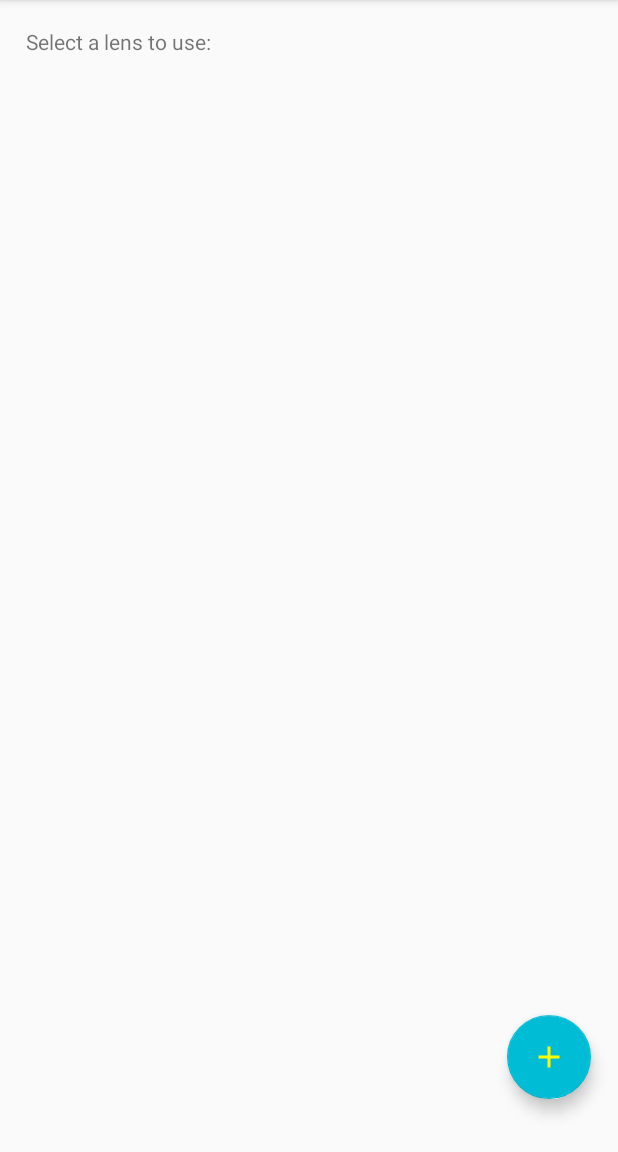
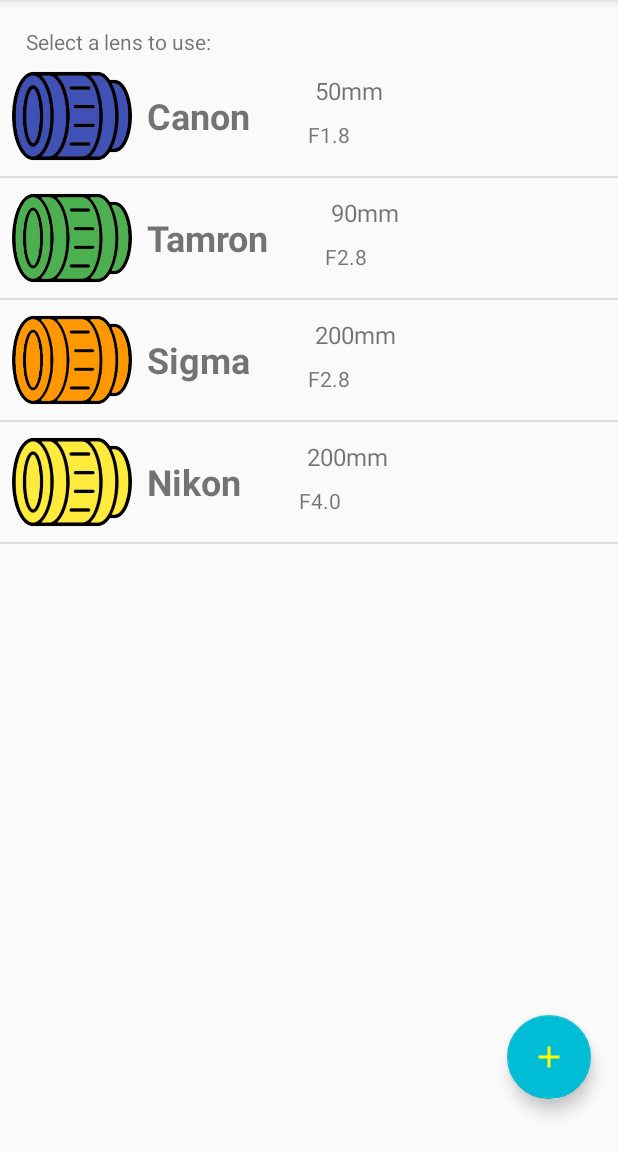
Before and after one commit to Tooo/Depth-of-Field-Calculator-Android, an Android app: the screen it shows after launch (MainActivity), on a phone screen of 412 x 824 dp, the part 84-1236 px from its top. Run offline under Robolectric (Android 15) with nearby library versions, the phone set to English and light mode, and no system bars.

Commit message:
Len List
Finished Lens list, finished layout

```diff
--- a/app/src/main/AndroidManifest.xml
+++ b/app/src/main/AndroidManifest.xml
@@ -9,10 +9,13 @@
         android:roundIcon="@mipmap/ic_launcher_round"
         android:supportsRtl="true"
         android:theme="@style/AppTheme">
-        <activity android:name=".activities.AddLens"
-            android:label="@string/title_add_lens">
-        </activity>
-        <activity android:name=".activities.MainActivity"
+        <activity android:name=".activities.CalculateDOF"
+            android:label="@string/title_calculate_dof"></activity>
+        <activity
+            android:name=".activities.AddLens"
+            android:label="@string/title_add_lens"></activity>
+        <activity
+            android:name=".activities.MainActivity"
             android:label="@string/title_main_activity">
             <intent-filter>
                 <action android:name="android.intent.action.MAIN" />
--- /dev/null
+++ b/app/src/main/java/com/cmpt276a2/activities/CalculateDOF.java
@@ -0,0 +1,16 @@
+package com.cmpt276a2.activities;
+
+import androidx.appcompat.app.AppCompatActivity;
+
+import android.os.Bundle;
+
+import com.cmpt276a2.R;
+
+public class CalculateDOF extends AppCompatActivity {
+
+    @Override
+    protected void onCreate(Bundle savedInstanceState) {
+        super.onCreate(savedInstanceState);
+        setContentView(R.layout.activity_calculate_d_o_f);
+    }
+}
--- a/app/src/main/java/com/cmpt276a2/activities/MainActivity.java
+++ b/app/src/main/java/com/cmpt276a2/activities/MainActivity.java
@@ -5,14 +5,23 @@ import androidx.appcompat.app.AppCompatActivity;
 import android.content.Intent;
 import android.os.Bundle;
 import android.view.View;
+import android.view.ViewGroup;
+import android.widget.AdapterView;
+import android.widget.ArrayAdapter;
+import android.widget.ImageView;
+import android.widget.ListView;
+import android.widget.TextView;
+import android.widget.Toast;
 
 import com.cmpt276a2.R;
 import com.cmpt276a2.model.Lens;
-import com.cmpt276a2.model.LensManager;
 import com.google.android.material.floatingactionbutton.FloatingActionButton;
 
+import java.util.ArrayList;
+import java.util.List;
+
 public class MainActivity extends AppCompatActivity {
-    private LensManager manager = new LensManager();
+    private List<Lens> myLens = new ArrayList<>();
 
     @Override
     protected void onCreate(Bundle savedInstanceState) {
@@ -20,18 +29,74 @@ public class MainActivity extends AppCompatActivity {
         setContentView(R.layout.activity_main);
 
         populateLenList();
+        populateListView();
+        setupLensClick();
         setupAddButton();
     }
 
     private void populateLenList() {
-        manager.add(new Lens("Canon", 1.8, 50, R.drawable.len_blue));
-        manager.add(new Lens("Tamron", 2.8, 90, R.drawable.len_green));
-        manager.add(new Lens("Sigma", 2.8, 200, R.drawable.len_orange));
-        manager.add(new Lens("Nikon", 4, 200, R.drawable.len_yellow));
+        myLens.add(new Lens("Canon", 1.8, 50, R.drawable.len_blue));
+        myLens.add(new Lens("Tamron", 2.8, 90, R.drawable.len_green));
+        myLens.add(new Lens("Sigma", 2.8, 200, R.drawable.len_orange));
+        myLens.add(new Lens("Nikon", 4, 200, R.drawable.len_yellow));
+    }
+
+    private void populateListView() {
+        ArrayAdapter<Lens> adapter = new MyListAdapter();
+        ListView list = (ListView) findViewById((R.id.listLens));
+        list.setAdapter(adapter);
+    }
+
+    private class MyListAdapter extends ArrayAdapter<Lens> {
+        public MyListAdapter() {
+            super(MainActivity.this, R.layout.item_view, myLens);
+        }
+
+        @Override
+        public View getView(int position, View convertView, ViewGroup parent) {
+            // If ConvertView is null
+            View itemView = convertView;
+            if (itemView == null) {
+                itemView = getLayoutInflater().inflate(R.layout.item_view, parent, false);
+            }
+
+            // Find Lens
+            Lens currentLens = myLens.get(position);
+
+            // Image
+            ImageView imageView = itemView.findViewById(R.id.item_imgLen);
+            imageView.setImageResource(currentLens.getIdIcon());
+
+            // Make
+            TextView makeText = itemView.findViewById(R.id.item_txtMake);
+            makeText.setText(currentLens.getMake());
+
+            // Focal Length
+            TextView focalText = itemView.findViewById(R.id.item_txtFocal);
+            focalText.setText(currentLens.getFocalLength() + "mm");
+
+            // Aperture
+            TextView apertureText = itemView.findViewById(R.id.item_txtAperture);
+            apertureText.setText("F"+currentLens.getMaxAperture());
+
+            return itemView;
+        }
+    }
+
+    private void setupLensClick() {
+        ListView list = (ListView) findViewById(R.id.listLens);
+        list.setOnItemClickListener(new AdapterView.OnItemClickListener() {
+            @Override
+            public void onItemClick(AdapterView<?> parent, View viewClicked, int position, long id) {
+                Lens clickedLens = myLens.get(position);
+                String message = "You clicked position " + position + "\nWhich is lens make " + clickedLens.getMake();
+                Toast.makeText(MainActivity.this, message, Toast.LENGTH_SHORT).show();
+            }
+        });
     }
 
     private void setupAddButton () {
-        FloatingActionButton fab = findViewById(R.id.fab_add);
+        FloatingActionButton fab = findViewById(R.id.fabAdd);
         fab.setOnClickListener(new View.OnClickListener() {
 
             @Override
--- a/app/src/main/java/com/cmpt276a2/model/Lens.java
+++ b/app/src/main/java/com/cmpt276a2/model/Lens.java
@@ -6,11 +6,16 @@ public class Lens {
     private int focalLength;
     private int idIcon;
 
+
     public Lens (String make, double maxAperture, int focalLength, int idIcon) {
         this.make = make;
         this.maxAperture = maxAperture;
         this.focalLength = focalLength;
         this.idIcon = idIcon;
+    }
+
+    public String getMake() {
+        return make;
     }
 
     public double getMaxAperture() {
@@ -21,6 +26,10 @@ public class Lens {
         return this.focalLength;
     }
 
+    public int getIdIcon() {
+        return idIcon;
+    }
+
     @Override
     public String toString() {
         return  make + " " + focalLength + "mm F" + maxAperture;
--- a/app/src/main/java/com/cmpt276a2/model/LensManager.java
+++ /dev/null
@@ -1,22 +0,0 @@
-package com.cmpt276a2.model;
-
-import java.util.ArrayList;
-import java.util.Iterator;
-import java.util.List;
-
-public class LensManager implements Iterable<Lens>{
-    private List<Lens> lens = new ArrayList<>();
-
-    public void add(Lens len) {
-        lens.add(len);
-    }
-
-    public Lens get(int index) {
-        return lens.get(index);
-    }
-
-    @Override
-    public Iterator<Lens> iterator() {
-        return lens.iterator();
-    }
-}
--- /dev/null
+++ b/app/src/main/res/layout/activity_calculate_d_o_f.xml
@@ -0,0 +1,9 @@
+<?xml version="1.0" encoding="utf-8"?>
+<androidx.constraintlayout.widget.ConstraintLayout xmlns:android="http://schemas.android.com/apk/res/android"
+    xmlns:app="http://schemas.android.com/apk/res-auto"
+    xmlns:tools="http://schemas.android.com/tools"
+    android:layout_width="match_parent"
+    android:layout_height="match_parent"
+    tools:context=".activities.CalculateDOF">
+
+</androidx.constraintlayout.widget.ConstraintLayout>
--- a/app/src/main/res/layout/activity_main.xml
+++ b/app/src/main/res/layout/activity_main.xml
@@ -8,7 +8,7 @@
 
 
     <TextView
-        android:id="@+id/txt_selectLens"
+        android:id="@+id/txtSelectLens"
         android:layout_width="wrap_content"
         android:layout_height="wrap_content"
         android:text="@string/select_a_lens_to_use"
@@ -20,7 +20,7 @@
         app:layout_constraintVertical_bias="0.024" />
 
     <com.google.android.material.floatingactionbutton.FloatingActionButton
-        android:id="@+id/fab_add"
+        android:id="@+id/fabAdd"
         android:layout_width="wrap_content"
         android:layout_height="wrap_content"
         android:backgroundTint="@color/colorAccent"
@@ -35,13 +35,13 @@
         app:srcCompat="@drawable/yellow_crosshair" />
 
     <ListView
-        android:id="@+id/listview_Lens"
-        android:layout_width="391dp"
-        android:layout_height="554dp"
+        android:id="@+id/listLens"
+        android:layout_width="wrap_content"
+        android:layout_height="0dp"
         app:layout_constraintBottom_toBottomOf="parent"
         app:layout_constraintEnd_toEndOf="parent"
         app:layout_constraintStart_toStartOf="parent"
-        app:layout_constraintTop_toBottomOf="@+id/txt_selectLens"
+        app:layout_constraintTop_toBottomOf="@+id/txtSelectLens"
         app:layout_constraintVertical_bias="0.0" />
 
 </androidx.constraintlayout.widget.ConstraintLayout>
--- /dev/null
+++ b/app/src/main/res/layout/item_view.xml
@@ -0,0 +1,66 @@
+<?xml version="1.0" encoding="utf-8"?>
+<androidx.constraintlayout.widget.ConstraintLayout xmlns:android="http://schemas.android.com/apk/res/android"
+    xmlns:app="http://schemas.android.com/apk/res-auto"
+    xmlns:tools="http://schemas.android.com/tools"
+    android:id="@+id/relativeLayout"
+    android:layout_width="match_parent"
+    android:layout_height="match_parent">
+
+    <ImageView
+        android:id="@+id/item_imgLen"
+        android:layout_width="wrap_content"
+        android:layout_height="wrap_content"
+        android:layout_marginStart="8dp"
+        android:adjustViewBounds="true"
+        android:contentDescription="@string/len_image"
+        android:maxHeight="80dp"
+        android:maxWidth="80dp"
+        app:layout_constraintStart_toStartOf="parent"
+        app:layout_constraintTop_toTopOf="parent"
+        app:srcCompat="@drawable/len_blue" />
+
+    <TextView
+        android:id="@+id/item_txtMake"
+        android:layout_width="wrap_content"
+        android:layout_height="34dp"
+        android:layout_marginBottom="23dp"
+        android:layout_marginEnd="151dp"
+        android:layout_marginStart="10dp"
+        android:layout_marginTop="23dp"
+        android:text="@string/make_shown_here"
+        android:textSize="24sp"
+        android:textStyle="bold"
+        app:layout_constraintBottom_toBottomOf="@+id/item_imgLen"
+        app:layout_constraintEnd_toEndOf="parent"
+        app:layout_constraintHorizontal_bias="0.0"
+        app:layout_constraintStart_toEndOf="@+id/item_imgLen"
+        app:layout_constraintTop_toTopOf="parent"
+        app:layout_constraintVertical_bias="0.0" />
+
+    <TextView
+        android:id="@+id/item_txtFocal"
+        android:layout_width="91dp"
+        android:layout_height="31dp"
+        android:text="@string/focalpoint"
+        android:textSize="16sp"
+        app:layout_constraintBottom_toBottomOf="@+id/item_imgLen"
+        app:layout_constraintEnd_toEndOf="parent"
+        app:layout_constraintHorizontal_bias="0.878"
+        app:layout_constraintStart_toEndOf="@+id/item_imgLen"
+        app:layout_constraintTop_toTopOf="parent"
+        app:layout_constraintVertical_bias="0.244" />
+
+    <TextView
+        android:id="@+id/item_txtAperture"
+        android:layout_width="99dp"
+        android:layout_height="26dp"
+        android:layout_alignParentTop="true"
+        android:text="@string/aperture"
+        app:layout_constraintBottom_toBottomOf="@+id/item_imgLen"
+        app:layout_constraintEnd_toEndOf="parent"
+        app:layout_constraintHorizontal_bias="0.938"
+        app:layout_constraintStart_toStartOf="parent"
+        app:layout_constraintTop_toTopOf="parent"
+        app:layout_constraintVertical_bias="0.796" />
+
+</androidx.constraintlayout.widget.ConstraintLayout>
--- a/app/src/main/res/values/strings.xml
+++ b/app/src/main/res/values/strings.xml
@@ -3,4 +3,9 @@
     <string name="title_main_activity">Depth of Field Calculator</string>
     <string name="select_a_lens_to_use">Select a lens to use:</string>
     <string name="title_add_lens">Lens Details</string>
+    <string name="len_image">Len Image</string>
+    <string name="make_shown_here">Make</string>
+    <string name="focalpoint">Focalpoint</string>
+    <string name="aperture">Aperture</string>
+    <string name="title_calculate_dof">Calculate DoF</string>
 </resources>
```
